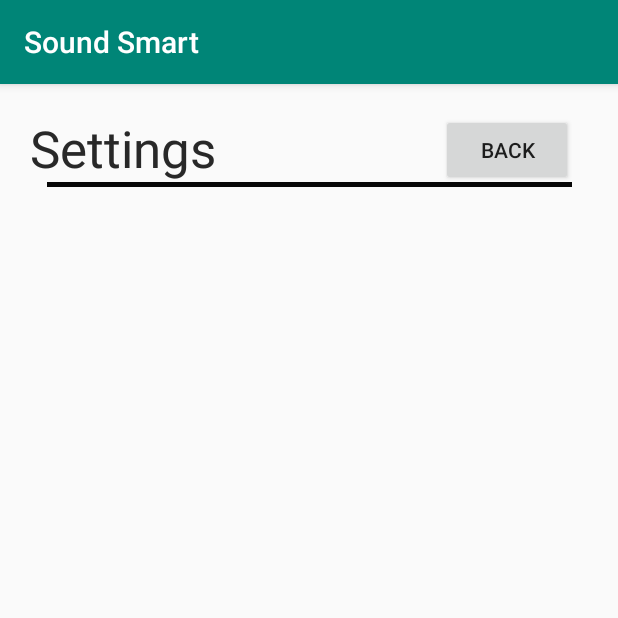
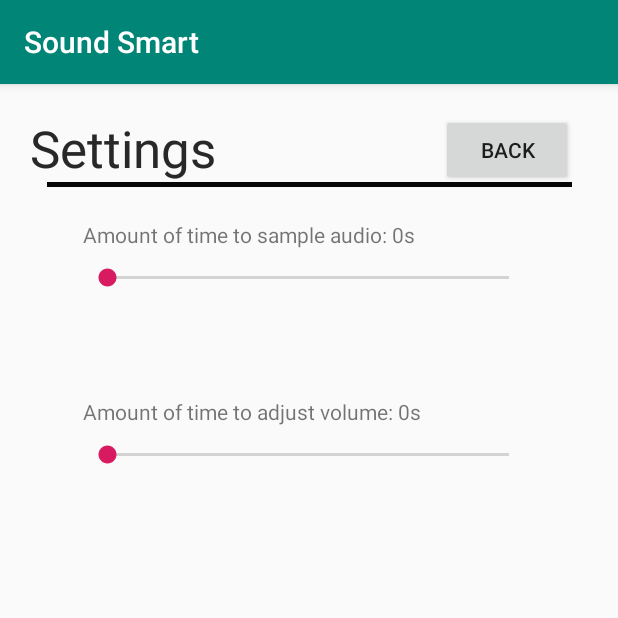
Before and after one commit to apanpanpan/SmartVolume, an Android app: the SettingsActivity screen opened directly, with no data from a screen before it, on a phone screen of 412 x 824 dp, the top half of it. Run offline under Robolectric (Android 15) with nearby library versions, the phone set to English and light mode, and no system bars.

Commit message:
added bars for time to sample audio and time to adjust volume

```diff
--- a/app/src/main/java/com/example/soundsmart/SettingsActivity.java
+++ b/app/src/main/java/com/example/soundsmart/SettingsActivity.java
@@ -3,6 +3,8 @@ package com.example.soundsmart;
 import android.content.Intent;
 import android.os.Bundle;
 import android.view.View;
+import android.widget.SeekBar;
+import android.widget.TextView;
 
 import androidx.appcompat.app.AppCompatActivity;
 
@@ -12,6 +14,66 @@ public class SettingsActivity extends AppCompatActivity {
     protected void onCreate(Bundle savedInstanceState) {
         super.onCreate(savedInstanceState);
         setContentView(R.layout.activity_settings);
+        initControlsForAdjust();
+        initControlsForSample();
+    }
+
+    private void initControlsForAdjust(){
+        SeekBar timeAdjust = findViewById(R.id.adjustBar);
+        TextView minText = findViewById(R.id.timeAdjust);
+        minText.setText("Amount of time to adjust volume: " + timeAdjust.getProgress() + "s");
+
+
+        timeAdjust.setOnSeekBarChangeListener(new SeekBar.OnSeekBarChangeListener() {
+            @Override
+            public void onProgressChanged(SeekBar seekBar, int progress, boolean fromUser) {
+
+                TextView minText = findViewById(R.id.timeAdjust);
+                minText.setText("Amount of time to adjust volume: "+progress+"s");
+            }
+
+            @Override
+            public void onStartTrackingTouch(SeekBar seekBar) {
+
+            }
+
+            @Override
+            public void onStopTrackingTouch(SeekBar seekBar) {
+
+            }
+        });
+
+    }
+
+    private void initControlsForSample(){
+        try{
+            SeekBar timeSample = findViewById(R.id.sampleBar);
+
+            TextView maxText = findViewById(R.id.timeSample);
+            maxText.setText("Amount of time to sample audio: " + timeSample.getProgress() + "s");
+
+            timeSample.setOnSeekBarChangeListener(new SeekBar.OnSeekBarChangeListener() {
+                @Override
+                public void onProgressChanged(SeekBar seekBar, int progress, boolean fromUser) {
+                    TextView maxText = findViewById(R.id.timeSample);
+                    maxText.setText("Amount of time to sample audio: "+progress+"s");
+                }
+
+                @Override
+                public void onStartTrackingTouch(SeekBar seekBar) {
+
+                }
+
+                @Override
+                public void onStopTrackingTouch(SeekBar seekBar) {
+
+                }
+            });
+
+        }catch(Exception e ){
+            e.printStackTrace();
+        }
+
     }
 
     public void goBack(View view) {
--- a/app/src/main/res/layout/activity_settings.xml
+++ b/app/src/main/res/layout/activity_settings.xml
@@ -32,6 +32,50 @@
         app:layout_constraintStart_toStartOf="parent"
         app:layout_constraintTop_toTopOf="parent" />
 
+    <SeekBar
+        android:id="@+id/sampleBar"
+        android:layout_width="300dp"
+        android:layout_height="wrap_content"
+        android:layout_marginTop="120dp"
+        android:layout_marginBottom="100dp"
+        app:layout_constraintBottom_toTopOf="@+id/adjustBar"
+        app:layout_constraintEnd_toEndOf="parent"
+        app:layout_constraintHorizontal_bias="0.495"
+        app:layout_constraintStart_toStartOf="parent"
+        app:layout_constraintTop_toTopOf="parent" />
+
+    <SeekBar
+        android:id="@+id/adjustBar"
+        android:layout_width="300dp"
+        android:layout_height="wrap_content"
+        android:layout_marginTop="100dp"
+        android:layout_marginBottom="100dp"
+        app:layout_constraintEnd_toEndOf="parent"
+        app:layout_constraintHorizontal_bias="0.495"
+        app:layout_constraintStart_toStartOf="parent"
+        app:layout_constraintTop_toBottomOf="@+id/sampleBar"
+        app:layout_constraintVertical_bias="0.461" />
+
+
+
+    <TextView
+        android:id="@+id/timeAdjust"
+        android:layout_width="wrap_content"
+        android:layout_height="wrap_content"
+        android:layout_marginBottom="10dp"
+        android:text="Amount of time to adjust volume:"
+        app:layout_constraintStart_toStartOf="@+id/adjustBar"
+        app:layout_constraintBottom_toTopOf="@+id/adjustBar" />
+
+    <TextView
+        android:id="@+id/timeSample"
+        android:layout_width="wrap_content"
+        android:layout_height="wrap_content"
+        android:layout_marginBottom="10dp"
+        android:text="Amount of time to sample audio:"
+        app:layout_constraintBottom_toTopOf="@+id/sampleBar"
+        app:layout_constraintStart_toStartOf="@+id/sampleBar" />
+
     <View
         android:id="@+id/view2"
         android:layout_width="350dp"
```
